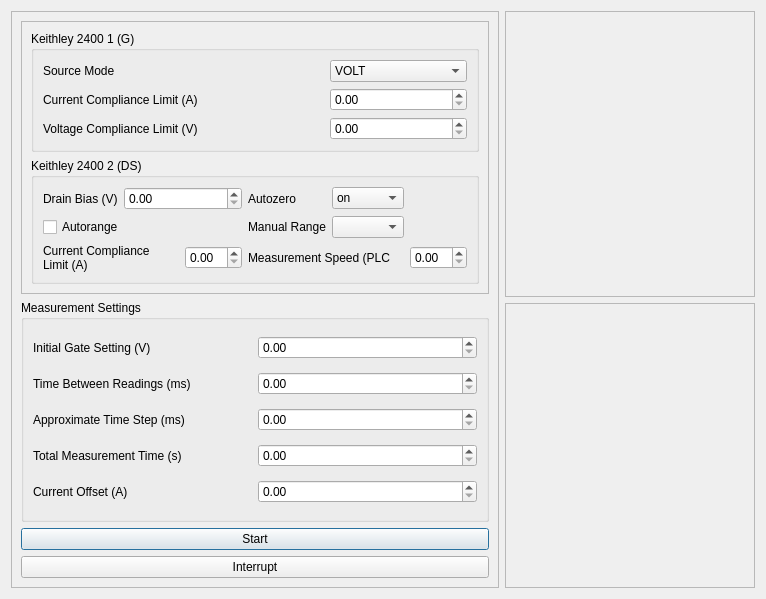
First picture: the form in python_measurements/new_current_vs_time.ui, repository rajgiriUW/OECT_Control, before the edit.
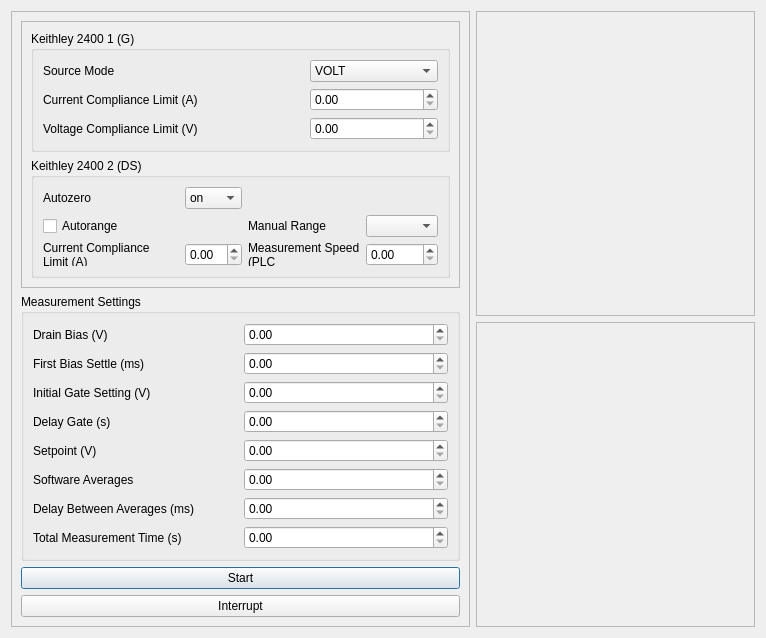
Second picture: the form after the edit.

Commit message: fix 2400 hc, complete new current v time for volt source

What changed in the file:
```diff
--- a/python_measurements/new_current_vs_time.ui
+++ b/python_measurements/new_current_vs_time.ui
@@ -118,40 +118,17 @@
             <string>Keithley 2400 2 (DS)</string>
            </property>
            <layout class="QGridLayout" name="gridLayout">
-            <item row="0" column="0">
-             <widget class="QLabel" name="label_4">
+            <item row="1" column="3">
+             <widget class="QLabel" name="label_13">
               <property name="text">
-               <string>Drain Bias (V)</string>
+               <string>Manual Range</string>
               </property>
-              <property name="wordWrap">
-               <bool>true</bool>
-              </property>
              </widget>
             </item>
-            <item row="0" column="1" colspan="2">
-             <widget class="QDoubleSpinBox" name="drain_bias_doubleSpinBox"/>
+            <item row="1" column="5">
+             <widget class="QComboBox" name="manual_range_comboBox"/>
             </item>
-            <item row="1" column="0" colspan="3">
-             <widget class="QCheckBox" name="autorange_checkBox">
-              <property name="text">
-               <string>Autorange</string>
-              </property>
-             </widget>
-            </item>
-            <item row="2" column="0" colspan="2">
-             <widget class="QLabel" name="label_6">
-              <property name="text">
-               <string>Current Compliance Limit (A)</string>
-              </property>
-              <property name="wordWrap">
-               <bool>true</bool>
-              </property>
-             </widget>
-            </item>
-            <item row="2" column="2">
-             <widget class="QDoubleSpinBox" name="current_compliance_ds_doubleSpinBox"/>
-            </item>
-            <item row="2" column="3" colspan="2">
+            <item row="3" column="3" colspan="2">
              <widget class="QLabel" name="label_7">
               <property name="text">
                <string>Measurement Speed (PLC</string>
@@ -164,17 +141,37 @@
               </property>
              </widget>
             </item>
-            <item row="2" column="5">
+            <item row="3" column="5">
              <widget class="QDoubleSpinBox" name="nplc_doubleSpinBox"/>
             </item>
-            <item row="0" column="3">
+            <item row="3" column="0" colspan="2">
+             <widget class="QLabel" name="label_6">
+              <property name="text">
+               <string>Current Compliance Limit (A)</string>
+              </property>
+              <property name="wordWrap">
+               <bool>true</bool>
+              </property>
+             </widget>
+            </item>
+            <item row="3" column="2">
+             <widget class="QDoubleSpinBox" name="current_compliance_ds_doubleSpinBox"/>
+            </item>
+            <item row="1" column="0" colspan="3">
+             <widget class="QCheckBox" name="autorange_checkBox">
+              <property name="text">
+               <string>Autorange</string>
+              </property>
+             </widget>
+            </item>
+            <item row="0" column="0">
              <widget class="QLabel" name="label_5">
               <property name="text">
                <string>Autozero</string>
               </property>
              </widget>
             </item>
-            <item row="0" column="4">
+            <item row="0" column="2">
              <widget class="QComboBox" name="autozero_comboBox">
               <item>
                <property name="text">
@@ -193,16 +190,6 @@
               </item>
              </widget>
             </item>
-            <item row="1" column="4">
-             <widget class="QComboBox" name="manual_range_comboBox"/>
-            </item>
-            <item row="1" column="3">
-             <widget class="QLabel" name="label_13">
-              <property name="text">
-               <string>Manual Range</string>
-              </property>
-             </widget>
-            </item>
            </layout>
           </widget>
          </item>
@@ -215,64 +202,97 @@
          <string>Measurement Settings</string>
         </property>
         <layout class="QGridLayout" name="gridLayout_3">
-         <item row="0" column="0">
-          <widget class="QLabel" name="label_8">
-           <property name="text">
-            <string>Initial Gate Setting (V)</string>
-           </property>
-           <property name="wordWrap">
-            <bool>true</bool>
-           </property>
-          </widget>
-         </item>
-         <item row="0" column="1">
-          <widget class="QDoubleSpinBox" name="initial_gate_setting_doubleSpinBox"/>
-         </item>
-         <item row="1" column="0">
-          <widget class="QLabel" name="label_9">
-           <property name="text">
-            <string>Time Between Readings (ms)</string>
-           </property>
-           <property name="wordWrap">
-            <bool>true</bool>
-           </property>
-          </widget>
-         </item>
-         <item row="1" column="1">
-          <widget class="QDoubleSpinBox" name="time_between_readings_doubleSpinBox"/>
-         </item>
-         <item row="2" column="0">
-          <widget class="QLabel" name="label_10">
-           <property name="text">
-            <string>Approximate Time Step (ms)</string>
-           </property>
-           <property name="wordWrap">
-            <bool>true</bool>
-           </property>
-          </widget>
-         </item>
          <item row="2" column="1">
           <widget class="QDoubleSpinBox" name="approx_time_step_doubleSpinBox"/>
          </item>
-         <item row="3" column="0">
+         <item row="2" column="0">
+          <widget class="QLabel" name="label_15">
+           <property name="text">
+            <string>First Bias Settle (ms)</string>
+           </property>
+          </widget>
+         </item>
+         <item row="1" column="1">
+          <widget class="QDoubleSpinBox" name="drain_bias_doubleSpinBox"/>
+         </item>
+         <item row="5" column="0">
+          <widget class="QLabel" name="label_12">
+           <property name="text">
+            <string>Setpoint (V)</string>
+           </property>
+          </widget>
+         </item>
+         <item row="4" column="0">
+          <widget class="QLabel" name="label_14">
+           <property name="text">
+            <string>Delay Gate (s)</string>
+           </property>
+          </widget>
+         </item>
+         <item row="3" column="1">
+          <widget class="QDoubleSpinBox" name="initial_gate_setting_doubleSpinBox"/>
+         </item>
+         <item row="9" column="0">
           <widget class="QLabel" name="label_11">
            <property name="text">
             <string>Total Measurement Time (s)</string>
            </property>
           </widget>
          </item>
-         <item row="3" column="1">
+         <item row="8" column="1">
+          <widget class="QDoubleSpinBox" name="delay_between_averages_doubleSpinBox"/>
+         </item>
+         <item row="3" column="0">
+          <widget class="QLabel" name="label_8">
+           <property name="text">
+            <string>Initial Gate Setting (V)</string>
+           </property>
+           <property name="wordWrap">
+            <bool>true</bool>
+           </property>
+          </widget>
+         </item>
+         <item row="8" column="0">
+          <widget class="QLabel" name="label_10">
+           <property name="text">
+            <string>Delay Between Averages (ms)</string>
+           </property>
+           <property name="wordWrap">
+            <bool>true</bool>
+           </property>
+          </widget>
+         </item>
+         <item row="9" column="1">
           <widget class="QDoubleSpinBox" name="total_measurement_time_doubleSpinBox"/>
          </item>
-         <item row="4" column="0">
-          <widget class="QLabel" name="label_12">
+         <item row="7" column="1">
+          <widget class="QDoubleSpinBox" name="software_averages_doubleSpinBox"/>
+         </item>
+         <item row="7" column="0">
+          <widget class="QLabel" name="label_9">
            <property name="text">
-            <string>Current Offset (A)</string>
+            <string>Software Averages</string>
+           </property>
+           <property name="wordWrap">
+            <bool>true</bool>
            </property>
           </widget>
          </item>
          <item row="4" column="1">
-          <widget class="QDoubleSpinBox" name="current_offset_doubleSpinBox"/>
+          <widget class="QDoubleSpinBox" name="delay_gate_doubleSpinBox"/>
+         </item>
+         <item row="5" column="1">
+          <widget class="QDoubleSpinBox" name="setpoint_doubleSpinBox"/>
+         </item>
+         <item row="1" column="0">
+          <widget class="QLabel" name="label_4">
+           <property name="text">
+            <string>Drain Bias (V)</string>
+           </property>
+           <property name="wordWrap">
+            <bool>true</bool>
+           </property>
+          </widget>
          </item>
         </layout>
        </widget>
```
Left out of the diff: 24 changed lines with no effect on the pictures. The commit also changes 4 other files.
